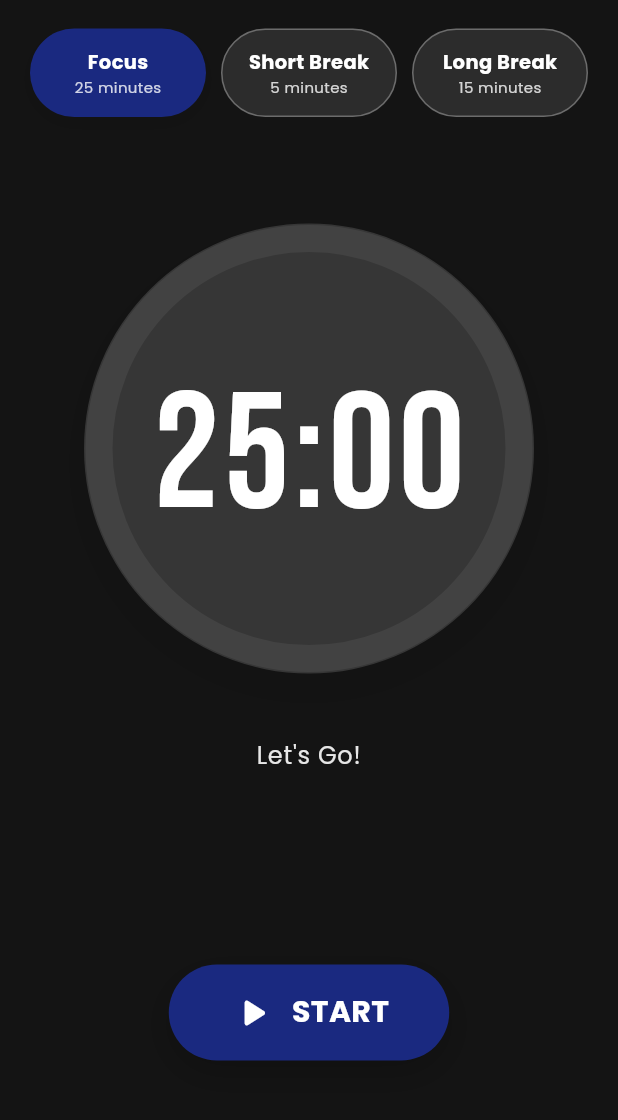
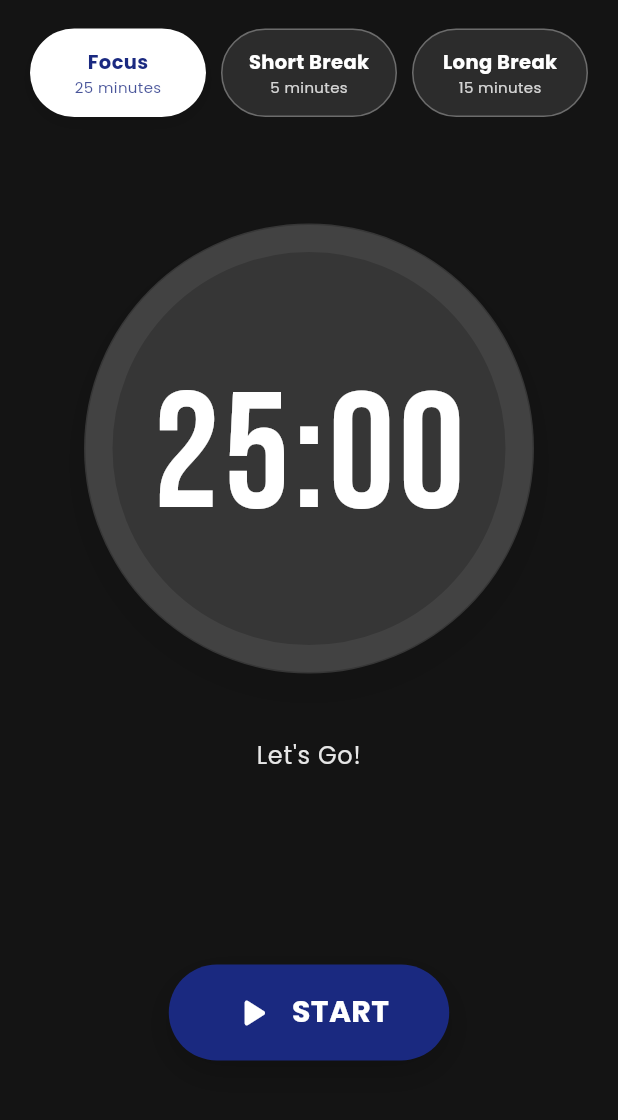
Before and after one commit to HarunMercan1/pomodoro_elite, a Flutter app: the screen it shows after launch, on a phone screen of 412 x 824 dp, the part 63-1183 px from its top. Run offline on Flutter 3.47's test engine with Material 3 defaults, Android fonts, the phone set to English and light mode, and no system bars; our stand-ins replace audioplayers, confetti, easy_localization, fl_chart, flutter_local_notifications, google_mobile_ads and 2 more.

Commit message:
feat: Elite theme button colors configured - idle/focus/break states

```diff
--- a/lib/providers/theme_provider.dart
+++ b/lib/providers/theme_provider.dart
@@ -20,7 +20,9 @@ class ThemeStateColors {
   final Color? mainButtonColor; // Ana buton arka planı (null ise accentColor)
   final Color?
       mainButtonTextColor; // Ana buton ikon/yazı rengi (null ise beyaz)
-  final Color? menuButtonColor; // Üst menü butonları (null ise accentColor)
+  final Color?
+      menuButtonColor; // Üst menü butonları arka planı (null ise accentColor)
+  final Color? menuButtonTextColor; // 🔥 YENİ: Üst menü buton yazı rengi
 
   const ThemeStateColors({
     required this.bgColor,
@@ -30,6 +32,7 @@ class ThemeStateColors {
     this.mainButtonColor,
     this.mainButtonTextColor,
     this.menuButtonColor,
+    this.menuButtonTextColor,
   });
 
   /// Gradient var mı?
@@ -53,8 +56,11 @@ class ThemeStateColors {
   /// Efektif Buton Yazı Rengi
   Color get effectiveButtonTextColor => mainButtonTextColor ?? Colors.white;
 
-  /// Efektif Menü Buton Rengi
+  /// Efektif Menü Buton Arka Plan Rengi
   Color get effectiveMenuButtonColor => menuButtonColor ?? accentColor;
+
+  /// 🔥 YENİ: Efektif Menü Buton Yazı Rengi
+  Color get effectiveMenuButtonTextColor => menuButtonTextColor ?? Colors.white;
 }
 
 /// Ana tema modeli
@@ -118,21 +124,27 @@ class AppThemes {
       isLocked: false,
       settingsCardColor: Color(0xFF202020),
       settingsBorderColor: Color(0x0FFFFFFF), // White with 0.06 opacity
+      // 🔥 IDLE: Beyaz buton, lacivert yazı
       idle: ThemeStateColors(
         bgColor: Color(0xFF141414),
         gradientColors: [Color(0xFF141414), Color(0xFF141414)],
         accentColor: Color(0xFF1A2980),
         mainButtonColor: Color(0xFF1A2980),
         mainButtonTextColor: Colors.white,
+        menuButtonColor: Colors.white, // Beyaz buton arka planı
+        menuButtonTextColor: Color(0xFF1A2980), // Lacivert yazı
       ),
+      // 🔥 FOCUS: Lacivert buton, beyaz yazı
       focus: ThemeStateColors(
         bgColor: AppColors.themeBlue,
         gradientColors: AppColors.runningGradient,
         accentColor: AppColors.ringCyan,
         mainButtonColor: Colors.white,
         mainButtonTextColor: AppColors.themeBlue,
-        menuButtonColor: AppColors.themeBlue,
+        menuButtonColor: Color(0xFF1A2980), // Lacivert buton arka planı
+        menuButtonTextColor: Colors.white, // Beyaz yazı
       ),
+      // 🔥 BREAK: Kahverengi buton, beyaz yazı
       breakState: ThemeStateColors(
         bgColor: AppColors.themeBronze,
         gradientColors: AppColors.pausedGradient,
@@ -140,6 +152,19 @@ class AppThemes {
         textColor: AppColors.themeBronze,
         mainButtonColor: Colors.white,
         mainButtonTextColor: AppColors.themeBronze,
+        menuButtonColor: AppColors.themeBronze, // Kahverengi buton arka planı
+        menuButtonTextColor: Colors.white, // Beyaz yazı
+      ),
+      // 🔥 WORK PAUSED: Kahverengi buton, beyaz yazı
+      workPaused: ThemeStateColors(
+        bgColor: AppColors.themeBronze,
+        gradientColors: AppColors.pausedGradient,
+        accentColor: AppColors.themeBronze,
+        textColor: AppColors.themeBronze,
+        mainButtonColor: Colors.white,
+        mainButtonTextColor: AppColors.themeBronze,
+        menuButtonColor: AppColors.themeBronze, // Kahverengi buton arka planı
+        menuButtonTextColor: Colors.white, // Beyaz yazı
       ),
       finish: ThemeStateColors(
         bgColor: AppColors.themeGreen,
--- a/lib/screens/home_screen.dart
+++ b/lib/screens/home_screen.dart
@@ -152,7 +152,7 @@ class _HomeScreenState extends State<HomeScreen> {
 
     // Üst buton rengi: Temadan gelen efektif renkleri kullan
     final Color topButtonActiveColor = stateColors.effectiveMenuButtonColor;
-    final Color topButtonTextColor = stateColors.effectiveButtonTextColor;
+    final Color topButtonTextColor = stateColors.effectiveMenuButtonTextColor;
 
     final double screenHeight = MediaQuery.of(context).size.height;
     final bool isSmallScreen = screenHeight < 700;
```
